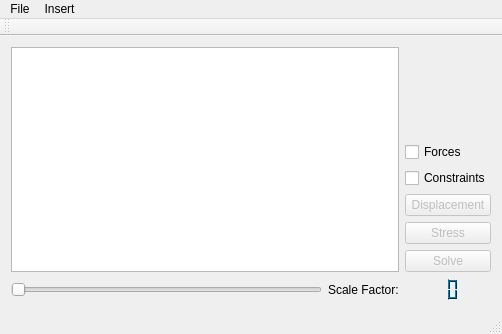
Before: the Qt Designer form StructuralAnlysis/mainwindow.ui in FishTacos23/570Project, drawn with Qt 5.
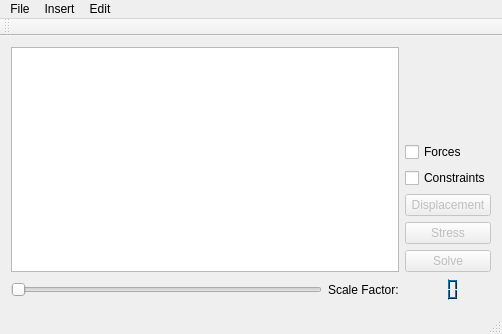
After: the same form once the commit is applied. Icons and pictures are not drawn.

```diff
--- a/StructuralAnlysis/mainwindow.ui
+++ b/StructuralAnlysis/mainwindow.ui
@@ -574,7 +574,7 @@
      <x>0</x>
      <y>0</y>
      <width>502</width>
-     <height>17</height>
+     <height>21</height>
     </rect>
    </property>
    <widget class="QMenu" name="menuFile">
@@ -595,8 +595,16 @@
     <addaction name="actionForces"/>
     <addaction name="actionProperties"/>
    </widget>
+   <widget class="QMenu" name="menuEdit">
+    <property name="title">
+     <string>Edit</string>
+    </property>
+    <addaction name="actionUndo"/>
+    <addaction name="actionRedo"/>
+   </widget>
    <addaction name="menuFile"/>
    <addaction name="menuInsert"/>
+   <addaction name="menuEdit"/>
   </widget>
   <widget class="QToolBar" name="mainToolBar">
    <attribute name="toolBarArea">
```
Left out of the diff: 10 changed lines with no effect on the pictures.
